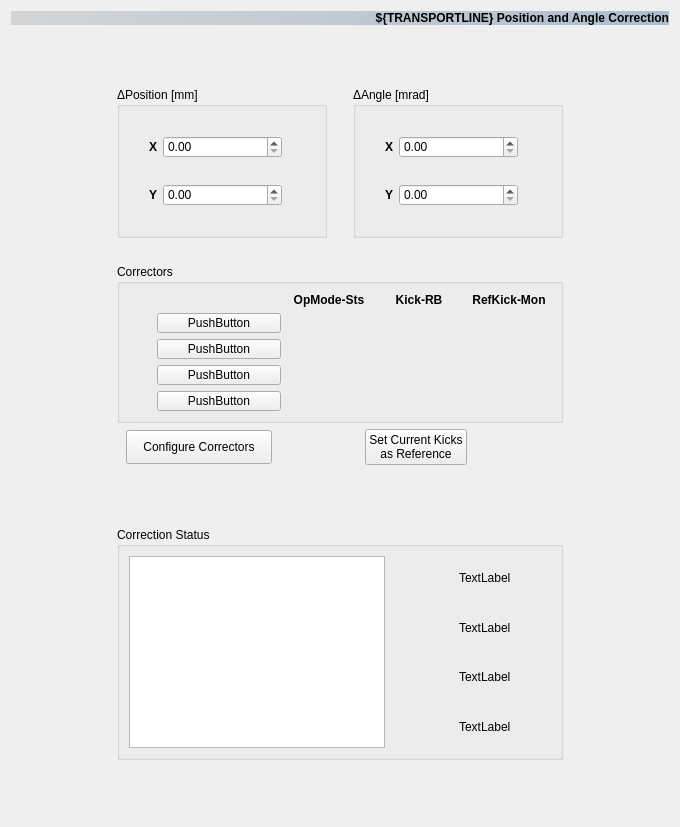
lnls-sirius/hla, file pyqt-apps/siriushla/as_ap_posang/ui_as_ap_posang.ui: the form before one commit.
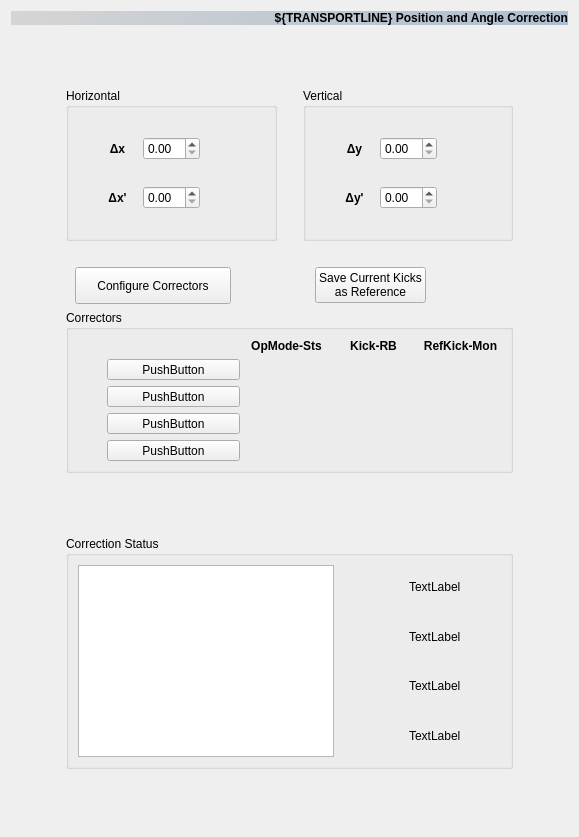
The form after the commit. Custom widgets are drawn as their Qt base class.

Commit message: Implement suggestions in PosAng HLA

What changed in the file:
```diff
--- a/pyqt-apps/siriushla/as_ap_posang/ui_as_ap_posang.ui
+++ b/pyqt-apps/siriushla/as_ap_posang/ui_as_ap_posang.ui
@@ -6,8 +6,8 @@
    <rect>
     <x>0</x>
     <y>0</y>
-    <width>680</width>
-    <height>827</height>
+    <width>579</width>
+    <height>837</height>
    </rect>
   </property>
   <property name="sizePolicy">
@@ -41,7 +41,7 @@
      </property>
     </spacer>
    </item>
-   <item row="10" column="2" colspan="3">
+   <item row="12" column="2" colspan="3">
     <spacer name="verticalSpacer_10">
      <property name="orientation">
       <enum>Qt::Vertical</enum>
@@ -73,7 +73,7 @@
      </property>
     </spacer>
    </item>
-   <item row="9" column="2" colspan="3">
+   <item row="11" column="2" colspan="3">
     <widget class="QGroupBox" name="groupBox_3">
      <property name="title">
       <string>Correction Status</string>
@@ -89,13 +89,13 @@
         </property>
         <property name="minimumSize">
          <size>
-          <width>22</width>
+          <width>23</width>
           <height>0</height>
          </size>
         </property>
         <property name="maximumSize">
          <size>
-          <width>22</width>
+          <width>23</width>
           <height>16777215</height>
          </size>
         </property>
@@ -138,13 +138,13 @@
         </property>
         <property name="minimumSize">
          <size>
-          <width>22</width>
+          <width>23</width>
           <height>0</height>
          </size>
         </property>
         <property name="maximumSize">
          <size>
-          <width>22</width>
+          <width>23</width>
           <height>16777215</height>
          </size>
         </property>
@@ -203,13 +203,13 @@
         </property>
         <property name="minimumSize">
          <size>
-          <width>22</width>
+          <width>23</width>
           <height>0</height>
          </size>
         </property>
         <property name="maximumSize">
          <size>
-          <width>22</width>
+          <width>23</width>
           <height>16777215</height>
          </size>
         </property>
@@ -268,13 +268,13 @@
         </property>
         <property name="minimumSize">
          <size>
-          <width>22</width>
+          <width>23</width>
           <height>0</height>
          </size>
         </property>
         <property name="maximumSize">
          <size>
-          <width>22</width>
+          <width>23</width>
           <height>16777215</height>
          </size>
         </property>
@@ -318,7 +318,7 @@
         <property name="minimumSize">
          <size>
           <width>0</width>
-          <height>172</height>
+          <height>184</height>
          </size>
         </property>
         <property name="toolTip">
@@ -361,7 +361,7 @@
       <item row="0" column="2">
        <widget class="QGroupBox" name="groupBox_4">
         <property name="title">
-         <string>ΔAngle [mrad]</string>
+         <string>Vertical</string>
         </property>
         <layout class="QGridLayout" name="gridLayout_3">
          <item row="3" column="3">
@@ -369,7 +369,7 @@
            <property name="minimumSize">
             <size>
              <width>0</width>
-             <height>22</height>
+             <height>23</height>
             </size>
            </property>
            <property name="toolTip">
@@ -439,7 +439,10 @@
             <string notr="true">font-weight: bold;</string>
            </property>
            <property name="text">
-            <string>Y</string>
+            <string>Δy'</string>
+           </property>
+           <property name="alignment">
+            <set>Qt::AlignCenter</set>
            </property>
           </widget>
          </item>
@@ -459,75 +462,6 @@
            </property>
           </spacer>
          </item>
-         <item row="1" column="1">
-          <widget class="QLabel" name="label_11">
-           <property name="styleSheet">
-            <string notr="true">font-weight: bold;</string>
-           </property>
-           <property name="text">
-            <string>X</string>
-           </property>
-          </widget>
-         </item>
-         <item row="1" column="3">
-          <widget class="PyDMLabel" name="PyDMLabel_OrbXDeltaAng_RB">
-           <property name="minimumSize">
-            <size>
-             <width>0</width>
-             <height>22</height>
-            </size>
-           </property>
-           <property name="toolTip">
-            <string/>
-           </property>
-           <property name="whatsThis">
-            <string>
-    A QLabel with support for Channels and more from PyDM
-
-    Parameters
-    ----------
-    parent : QWidget
-        The parent widget for the Label
-    init_channel : str, optional
-        The channel to be used by the widget.
-    </string>
-           </property>
-           <property name="styleSheet">
-            <string notr="true">min-height: 1.29em;</string>
-           </property>
-           <property name="frameShape">
-            <enum>QFrame::NoFrame</enum>
-           </property>
-           <property name="frameShadow">
-            <enum>QFrame::Plain</enum>
-           </property>
-           <property name="alignment">
-            <set>Qt::AlignCenter</set>
-           </property>
-          </widget>
-         </item>
-         <item row="1" column="2">
-          <widget class="PyDMSpinbox" name="PyDMSpinbox_OrbXDeltaAng_SP">
-           <property name="toolTip">
-            <string/>
-           </property>
-           <property name="whatsThis">
-            <string>
-    A QDoubleSpinBox with support for Channels and more from PyDM.
-
-    Parameters
-    ----------
-    parent : QWidget
-        The parent widget for the Label
-    init_channel : str, optional
-        The channel to be used by the widget.
-    </string>
-           </property>
-           <property name="showStepExponent" stdset="0">
-            <bool>false</bool>
-           </property>
-          </widget>
-         </item>
          <item row="4" column="2">
           <spacer name="verticalSpacer_6">
            <property name="orientation">
@@ -562,9 +496,15 @@
          </item>
          <item row="3" column="2">
           <widget class="PyDMSpinbox" name="PyDMSpinbox_OrbYDeltaAng_SP">
+           <property name="sizePolicy">
+            <sizepolicy hsizetype="Preferred" vsizetype="Preferred">
+             <horstretch>0</horstretch>
+             <verstretch>0</verstretch>
+            </sizepolicy>
+           </property>
            <property name="minimumSize">
             <size>
-             <width>119</width>
+             <width>0</width>
              <height>0</height>
             </size>
            </property>
@@ -584,7 +524,104 @@
     </string>
            </property>
            <property name="styleSheet">
-            <string notr="true">min-width:8.07em;</string>
+            <string notr="true"/>
+           </property>
+           <property name="showStepExponent" stdset="0">
+            <bool>false</bool>
+           </property>
+          </widget>
+         </item>
+         <item row="1" column="3">
+          <widget class="PyDMLabel" name="PyDMLabel_OrbYDeltaPos_RB">
+           <property name="minimumSize">
+            <size>
+             <width>0</width>
+             <height>23</height>
+            </size>
+           </property>
+           <property name="toolTip">
+            <string/>
+           </property>
+           <property name="whatsThis">
+            <string>
+    A QLabel with support for Channels and more from PyDM
+
+    Parameters
+    ----------
+    parent : QWidget
+        The parent widget for the Label
+    init_channel : str, optional
+        The channel to be used by the widget.
+    </string>
+           </property>
+           <property name="styleSheet">
+            <string notr="true">min-height: 1.29em;</string>
+           </property>
+           <property name="frameShape">
+            <enum>QFrame::NoFrame</enum>
+           </property>
+           <property name="frameShadow">
+            <enum>QFrame::Plain</enum>
+           </property>
+           <property name="alignment">
+            <set>Qt::AlignCenter</set>
+           </property>
+           <property name="showUnits" stdset="0">
+            <bool>true</bool>
+           </property>
+          </widget>
+         </item>
+         <item row="1" column="1">
+          <widget class="QLabel" name="label_5">
+           <property name="minimumSize">
+            <size>
+             <width>0</width>
+             <height>0</height>
+            </size>
+           </property>
+           <property name="styleSheet">
+            <string notr="true">font-weight:bold;
+</string>
+           </property>
+           <property name="text">
+            <string>Δy</string>
+           </property>
+           <property name="alignment">
+            <set>Qt::AlignCenter</set>
+           </property>
+          </widget>
+         </item>
+         <item row="1" column="2">
+          <widget class="PyDMSpinbox" name="PyDMSpinbox_OrbYDeltaPos_SP">
+           <property name="sizePolicy">
+            <sizepolicy hsizetype="Preferred" vsizetype="Preferred">
+             <horstretch>0</horstretch>
+             <verstretch>0</verstretch>
+            </sizepolicy>
+           </property>
+           <property name="minimumSize">
+            <size>
+             <width>0</width>
+             <height>0</height>
+            </size>
+           </property>
+           <property name="toolTip">
+            <string/>
+           </property>
+           <property name="whatsThis">
+            <string>
+    A QDoubleSpinBox with support for Channels and more from PyDM.
+
+    Parameters
+    ----------
+    parent : QWidget
+        The parent widget for the Label
+    init_channel : str, optional
+        The channel to be used by the widget.
+    </string>
+           </property>
+           <property name="styleSheet">
+            <string notr="true"/>
            </property>
            <property name="showStepExponent" stdset="0">
             <bool>false</bool>
@@ -597,46 +634,9 @@
       <item row="0" column="0">
        <widget class="QGroupBox" name="groupBox">
         <property name="title">
-         <string>ΔPosition [mm]</string>
+         <string>Horizontal</string>
         </property>
         <layout class="QGridLayout" name="gridLayout">
-         <item row="4" column="3">
-          <widget class="PyDMLabel" name="PyDMLabel_OrbYDeltaPos_RB">
-           <property name="minimumSize">
-            <size>
-             <width>0</width>
-             <height>22</height>
-            </size>
-           </property>
-           <property name="toolTip">
-            <string/>
-           </property>
-           <property name="whatsThis">
-            <string>
-    A QLabel with support for Channels and more from PyDM
-
-    Parameters
-    ----------
-    parent : QWidget
-        The parent widget for the Label
-    init_channel : str, optional
-        The channel to be used by the widget.
-    </string>
-           </property>
-           <property name="styleSheet">
-            <string notr="true">min-height: 1.29em;</string>
-           </property>
-           <property name="frameShape">
-            <enum>QFrame::NoFrame</enum>
-           </property>
-           <property name="frameShadow">
-            <enum>QFrame::Plain</enum>
-           </property>
-           <property name="alignment">
-            <set>Qt::AlignCenter</set>
-           </property>
-          </widget>
-         </item>
          <item row="1" column="0">
           <spacer name="horizontalSpacer_2">
            <property name="orientation">
@@ -653,7 +653,7 @@
            </property>
           </spacer>
          </item>
-         <item row="5" column="2">
+         <item row="6" column="2">
           <spacer name="verticalSpacer_2">
            <property name="orientation">
             <enum>Qt::Vertical</enum>
@@ -669,32 +669,12 @@
            </property>
           </spacer>
          </item>
-         <item row="4" column="1">
-          <widget class="QLabel" name="label_5">
-           <property name="minimumSize">
-            <size>
-             <width>0</width>
-             <height>0</height>
-            </size>
-           </property>
-           <property name="styleSheet">
-            <string notr="true">font-weight:bold;
-</string>
-           </property>
-           <property name="text">
-            <string>Y</string>
-           </property>
-           <property name="alignment">
-            <set>Qt::AlignCenter</set>
-           </property>
-          </widget>
-         </item>
          <item row="1" column="3">
           <widget class="PyDMLabel" name="PyDMLabel_OrbXDeltaPos_RB">
            <property name="minimumSize">
             <size>
              <width>0</width>
-             <height>22</height>
+             <height>23</height>
             </size>
            </property>
            <property name="toolTip">
@@ -787,7 +767,7 @@
 </string>
            </property>
            <property name="text">
-            <string>X</string>
+            <string>Δx</string>
            </property>
            <property name="alignment">
             <set>Qt::AlignCenter</set>
@@ -796,6 +776,12 @@
          </item>
          <item row="1" column="2">
           <widget class="PyDMSpinbox" name="PyDMSpinbox_OrbXDeltaPos_SP">
+           <property name="sizePolicy">
+            <sizepolicy hsizetype="Preferred" vsizetype="Preferred">
+             <horstretch>0</horstretch>
+             <verstretch>0</verstretch>
+            </sizepolicy>
+           </property>
            <property name="toolTip">
             <string/>
            </property>
@@ -816,12 +802,53 @@
            </property>
           </widget>
          </item>
+         <item row="4" column="1">
+          <widget class="QLabel" name="label_11">
+           <property name="styleSheet">
+            <string notr="true">font-weight: bold;</string>
+           </property>
+           <property name="text">
+            <string>Δx'</string>
+           </property>
+           <property name="alignment">
+            <set>Qt::AlignCenter</set>
+           </property>
+          </widget>
+         </item>
          <item row="4" column="2">
-          <widget class="PyDMSpinbox" name="PyDMSpinbox_OrbYDeltaPos_SP">
+          <widget class="PyDMSpinbox" name="PyDMSpinbox_OrbXDeltaAng_SP">
+           <property name="sizePolicy">
+            <sizepolicy hsizetype="Preferred" vsizetype="Preferred">
+             <horstretch>0</horstretch>
+             <verstretch>0</verstretch>
+            </sizepolicy>
+           </property>
+           <property name="toolTip">
+            <string/>
+           </property>
+           <property name="whatsThis">
+            <string>
+    A QDoubleSpinBox with support for Channels and more from PyDM.
+
+    Parameters
+    ----------
+    parent : QWidget
+        The parent widget for the Label
+    init_channel : str, optional
+        The channel to be used by the widget.
+    </string>
+           </property>
+           <property name="showStepExponent" stdset="0">
+            <bool>false</bool>
+           </property>
+          </widget>
+         </item>
+         <item row="4" column="3">
+          <widget class="PyDMLabel" name="PyDMLabel_OrbXDeltaAng_RB">
            <property name="minimumSize">
             <size>
-             <width>119</width>
-             <height>0</height>
+             <width>0</width>
+             <height>23</height>
             </size>
            </property>
            <property name="toolTip">
@@ -840,10 +867,19 @@
     </string>
            </property>
            <property name="styleSheet">
-            <string notr="true">min-width:8.07em;</string>
+            <string notr="true">min-height: 1.29em;</string>
            </property>
-           <property name="showStepExponent" stdset="0">
-            <bool>false</bool>
+           <property name="frameShape">
+            <enum>QFrame::NoFrame</enum>
+           </property>
+           <property name="frameShadow">
+            <enum>QFrame::Plain</enum>
+           </property>
+           <property name="alignment">
+            <set>Qt::AlignCenter</set>
+           </property>
+           <property name="showUnits" stdset="0">
+            <bool>true</bool>
            </property>
           </widget>
          </item>
@@ -896,7 +932,39 @@
      </property>
     </widget>
    </item>
-   <item row="7" column="2" colspan="3">
+   <item row="10" column="2" colspan="3">
+    <spacer name="verticalSpacer_9">
+     <property name="orientation">
+      <enum>Qt::Vertical</enum>
+     </property>
+     <property name="sizeType">
+      <enum>QSizePolicy::MinimumExpanding</enum>
+     </property>
+     <property name="sizeHint" stdset="0">
+      <size>
+       <width>20</width>
+       <height>20</height>
+      </size>
+     </property>
+    </spacer>
+   </item>
+   <item row="2" column="2" colspan="3">
+    <spacer name="verticalSpacer_8">
+     <property name="orientation">
+      <enum>Qt::Vertical</enum>
+     </property>
+     <property name="sizeType">
+      <enum>QSizePolicy::MinimumExpanding</enum>
+     </property>
+     <property name="sizeHint" stdset="0">
+      <size>
+       <width>20</width>
+       <height>20</height>
+      </size>
+     </property>
+    </spacer>
+   </item>
+   <item row="8" column="2" colspan="3">
     <layout class="QHBoxLayout" name="horizontalLayout">
      <property name="leftMargin">
       <number>9</number>
@@ -914,13 +982,13 @@
       <widget class="PyDMPushButton" name="PyDMPushButton_ConfigMA">
        <property name="minimumSize">
         <size>
-         <width>146</width>
-         <height>34</height>
+         <width>156</width>
+         <height>37</height>
         </size>
        </property>
        <property name="maximumSize">
         <size>
-         <width>146</width>
+         <width>156</width>
          <height>16777215</height>
         </size>
        </property>
@@ -982,7 +1050,7 @@
       <widget class="QLabel" name="label_2">
        <property name="minimumSize">
         <size>
-         <width>60</width>
+         <width>64</width>
          <height>0</height>
         </size>
        </property>
@@ -998,7 +1066,7 @@
       <widget class="PyDMPushButton" name="PyDMPushButton_SetNewRefKick">
        <property name="minimumSize">
         <size>
-         <width>62</width>
+         <width>66</width>
          <height>0</height>
         </size>
        </property>
@@ -1047,7 +1115,7 @@
         <string notr="true">min-width:4.26em;</string>
        </property>
        <property name="text">
-        <string>Set Current Kicks
+        <string>Save Current Kicks
 as Reference</string>
        </property>
        <property name="pressValue" stdset="0">
@@ -1059,7 +1127,7 @@
       <widget class="QLabel" name="label_3">
        <property name="minimumSize">
         <size>
-         <width>60</width>
+         <width>64</width>
          <height>0</height>
         </size>
        </property>
@@ -1073,7 +1141,7 @@
      </item>
     </layout>
    </item>
-   <item row="6" column="2" colspan="3">
+   <item row="9" column="2" colspan="3">
     <widget class="QGroupBox" name="groupBox_2">
      <property name="title">
       <string>Correctors</string>
@@ -1089,13 +1157,13 @@
         </property>
         <property name="minimumSize">
          <size>
-          <width>22</width>
+          <width>23</width>
           <height>0</height>
          </size>
         </property>
         <property name="maximumSize">
          <size>
-          <width>22</width>
+          <width>23</width>
           <height>16777215</height>
          </size>
         </property>
@@ -1144,7 +1212,7 @@
        <widget class="PyDMLabel" name="PyDMLabel_OpModeCV2">
         <property name="minimumSize">
          <size>
-          <width>64</width>
+          <width>68</width>
           <height>0</height>
          </size>
         </property>
@@ -1181,14 +1249,14 @@
        <widget class="QPushButton" name="pushButton_CH2">
         <property name="minimumSize">
          <size>
-          <width>124</width>
-          <height>20</height>
+          <width>133</width>
+          <height>21</height>
          </size>
         </property>
         <property name="maximumSize">
          <size>
-          <width>124</width>
-          <height>20</height>
+          <width>133</width>
+          <height>21</height>
          </size>
         </property>
         <property name="styleSheet">
@@ -1206,14 +1274,14 @@
        <widget class="QPushButton" name="pushButton_CV2">
         <property name="minimumSize">
          <size>
-          <width>124</width>
-          <height>20</height>
+          <width>133</width>
+          <height>21</height>
          </size>
         </property>
         <property name="maximumSize">
          <size>
-          <width>124</width>
-          <height>20</height>
+          <width>133</width>
+          <height>21</height>
          </size>
         </property>
         <property name="styleSheet">
@@ -1231,7 +1299,7 @@
        <widget class="PyDMLabel" name="PyDMLabel_RefKickCV2Mon">
         <property name="minimumSize">
          <size>
-          <width>64</width>
+          <width>68</width>
           <height>0</height>
          </size>
         </property>
@@ -1268,7 +1336,7 @@
        <widget class="PyDMLabel" name="PyDMLabel_KickRBCV2">
         <property name="minimumSize">
          <size>
-          <width>64</width>
+          <width>68</width>
           <height>0</height>
          </size>
         </property>
@@ -1433,13 +1501,13 @@
         </property>
         <property name="minimumSize">
          <size>
-          <width>22</width>
+          <width>23</width>
           <height>0</height>
          </size>
         </property>
         <property name="maximumSize">
          <size>
-          <width>22</width>
+          <width>23</width>
           <height>16777215</height>
          </size>
         </property>
@@ -1466,13 +1534,13 @@
         </property>
         <property name="minimumSize">
          <size>
-          <width>22</width>
+          <width>23</width>
           <height>0</height>
          </size>
         </property>
         <property name="maximumSize">
          <size>
-          <width>22</width>
+          <width>23</width>
           <height>16777215</height>
          </size>
         </property>
@@ -1521,14 +1589,14 @@
        <widget class="QPushButton" name="pushButton_CH1">
         <property name="minimumSize">
          <size>
-          <width>124</width>
-          <height>20</height>
+          <width>133</width>
+          <height>21</height>
          </size>
         </property>
         <property name="maximumSize">
          <size>
-          <width>124</width>
-          <height>20</height>
+          <width>133</width>
+          <height>21</height>
          </size>
         </property>
         <property name="styleSheet">
@@ -1559,14 +1627,14 @@
        <widget class="QPushButton" name="pushButton_CV1">
         <property name="minimumSize">
          <size>
-          <width>124</width>
-          <height>20</height>
+          <width>133</width>
+          <height>21</height>
          </size>
         </property>
         <property name="maximumSize">
          <size>
-          <width>124</width>
-          <height>20</height>
+          <width>133</width>
+          <height>21</height>
          </size>
         </property>
         <property name="styleSheet">
@@ -1628,13 +1696,13 @@
         </property>
         <property name="minimumSize">
          <size>
-          <width>22</width>
+          <width>23</width>
           <height>0</height>
          </size>
         </property>
         <property name="maximumSize">
          <size>
-          <width>22</width>
+          <width>23</width>
           <height>16777215</height>
          </size>
         </property>
@@ -1682,38 +1750,6 @@
      </layout>
     </widget>
    </item>
-   <item row="8" column="2" colspan="3">
-    <spacer name="verticalSpacer_9">
-     <property name="orientation">
-      <enum>Qt::Vertical</enum>
-     </property>
-     <property name="sizeType">
-      <enum>QSizePolicy::MinimumExpanding</enum>
-     </property>
-     <property name="sizeHint" stdset="0">
-      <size>
-       <width>20</width>
-       <height>20</height>
-      </size>
-     </property>
-    </spacer>
-   </item>
-   <item row="2" column="2" colspan="3">
-    <spacer name="verticalSpacer_8">
-     <property name="orientation">
-      <enum>Qt::Vertical</enum>
-     </property>
-     <property name="sizeType">
-      <enum>QSizePolicy::MinimumExpanding</enum>
-     </property>
-     <property name="sizeHint" stdset="0">
-      <size>
-       <width>20</width>
-       <height>20</height>
-      </size>
-     </property>
-    </spacer>
-   </item>
   </layout>
  </widget>
  <customwidgets>
```
Left out of the diff: 8 changed lines with no effect on the pictures. The commit also changes 1 other file.
